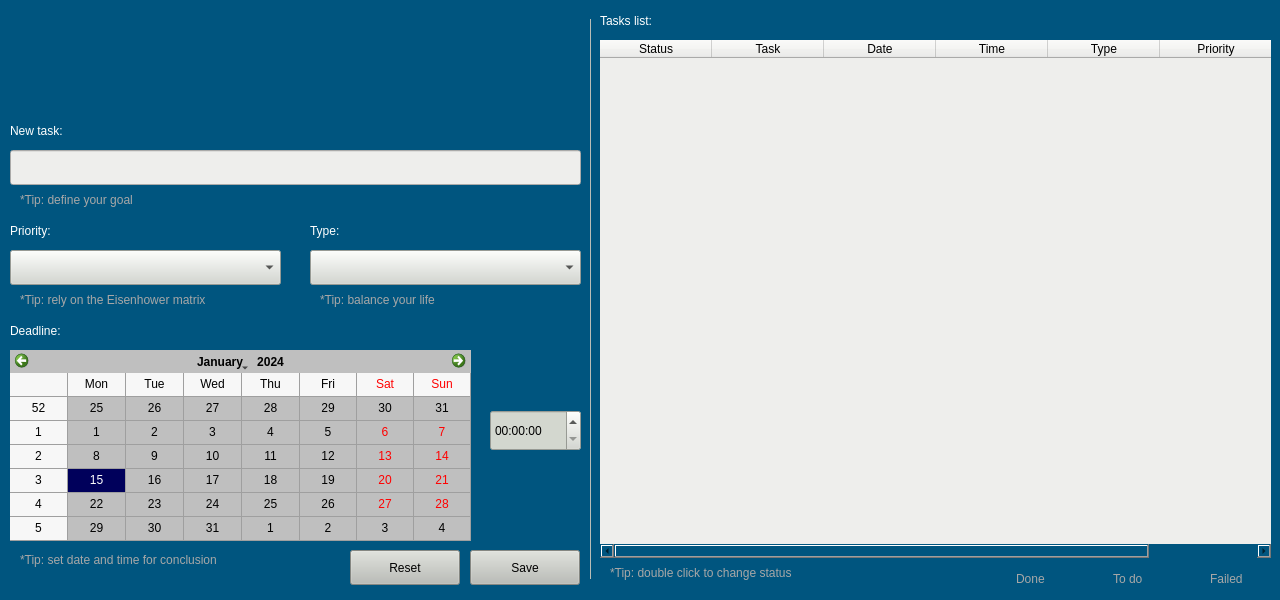
This is task_organizer/src/ui/qt/form/task_organizer.ui in lucassaporetti/frogs_tasks_organizer as Qt 5 draws it before an edit. The edited form follows.
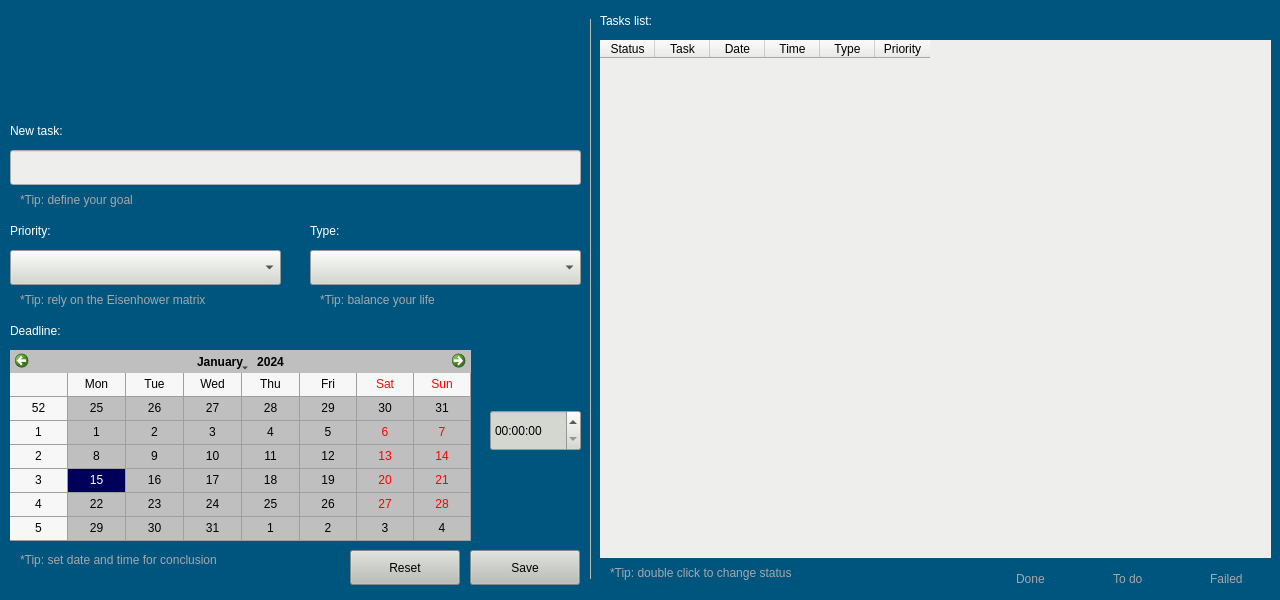
This is the edited form. Icons and pictures are not drawn.

The edit to the form file:
```diff
--- a/task_organizer/src/ui/qt/form/task_organizer.ui
+++ b/task_organizer/src/ui/qt/form/task_organizer.ui
@@ -1203,6 +1203,9 @@
    <property name="cursor" stdset="0">
     <cursorShape>PointingHandCursor</cursorShape>
    </property>
+   <property name="layoutDirection">
+    <enum>Qt::LeftToRight</enum>
+   </property>
    <property name="styleSheet">
     <string notr="true">color: rgb(0, 0, 0);
 background-color: rgb(238, 238, 236);
@@ -1226,11 +1229,14 @@
      <height>30</height>
     </size>
    </property>
+   <property name="textElideMode">
+    <enum>Qt::ElideLeft</enum>
+   </property>
    <property name="showGrid">
-    <bool>false</bool>
+    <bool>true</bool>
    </property>
    <property name="gridStyle">
-    <enum>Qt::NoPen</enum>
+    <enum>Qt::DashLine</enum>
    </property>
    <property name="sortingEnabled">
     <bool>false</bool>
@@ -1257,7 +1263,7 @@
     <number>1</number>
    </attribute>
    <attribute name="horizontalHeaderDefaultSectionSize">
-    <number>112</number>
+    <number>55</number>
    </attribute>
    <attribute name="horizontalHeaderHighlightSections">
     <bool>true</bool>
```
